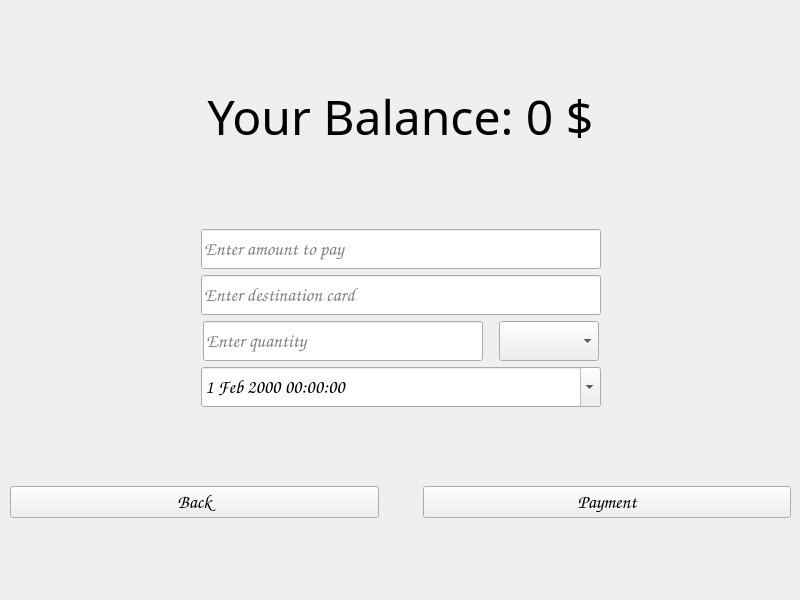
Old version of the form frontend/menus/NewPaymentMenu/newpaymentmenu.ui in the repository grytsiuko/QuadroBank.
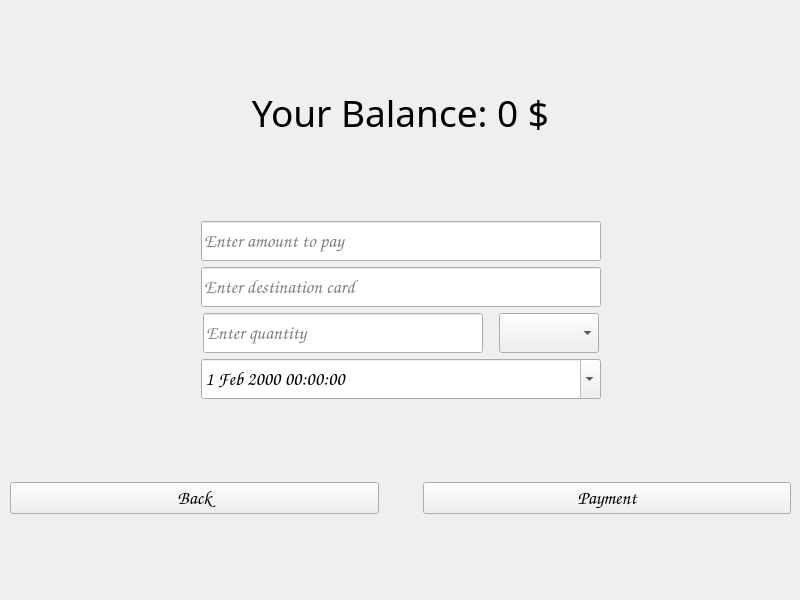
New version of the form.

Patch:
```diff
--- a/frontend/menus/NewPaymentMenu/newpaymentmenu.ui
+++ b/frontend/menus/NewPaymentMenu/newpaymentmenu.ui
@@ -47,7 +47,7 @@
       <property name="font">
        <font>
         <family>Playbill</family>
-        <pointsize>36</pointsize>
+        <pointsize>28</pointsize>
        </font>
       </property>
       <property name="text">
```
